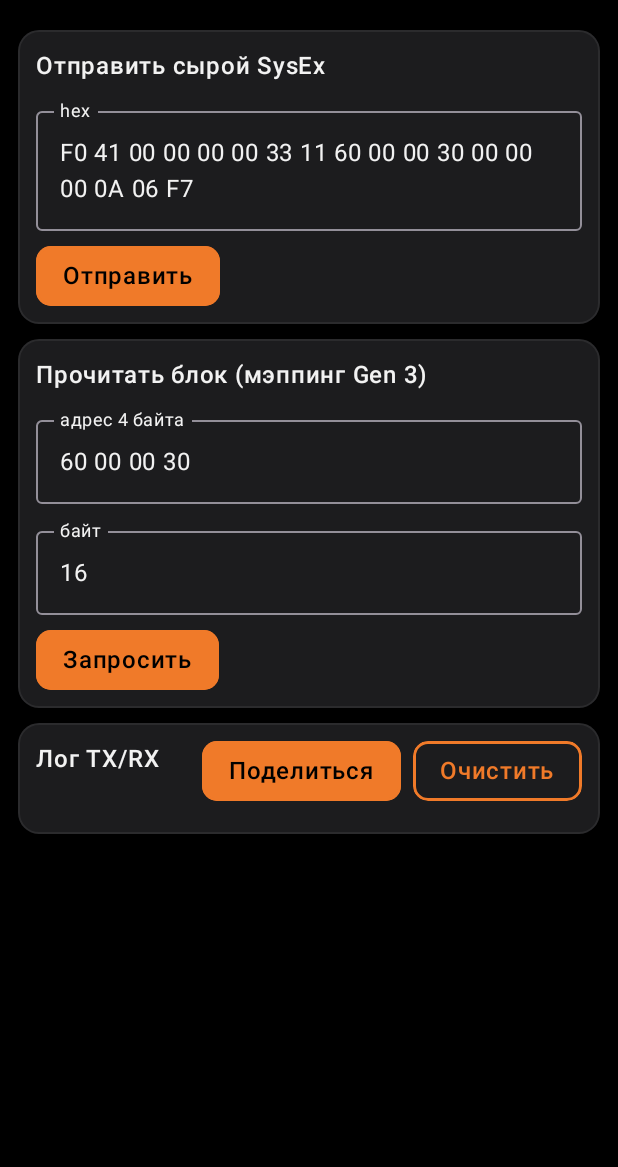
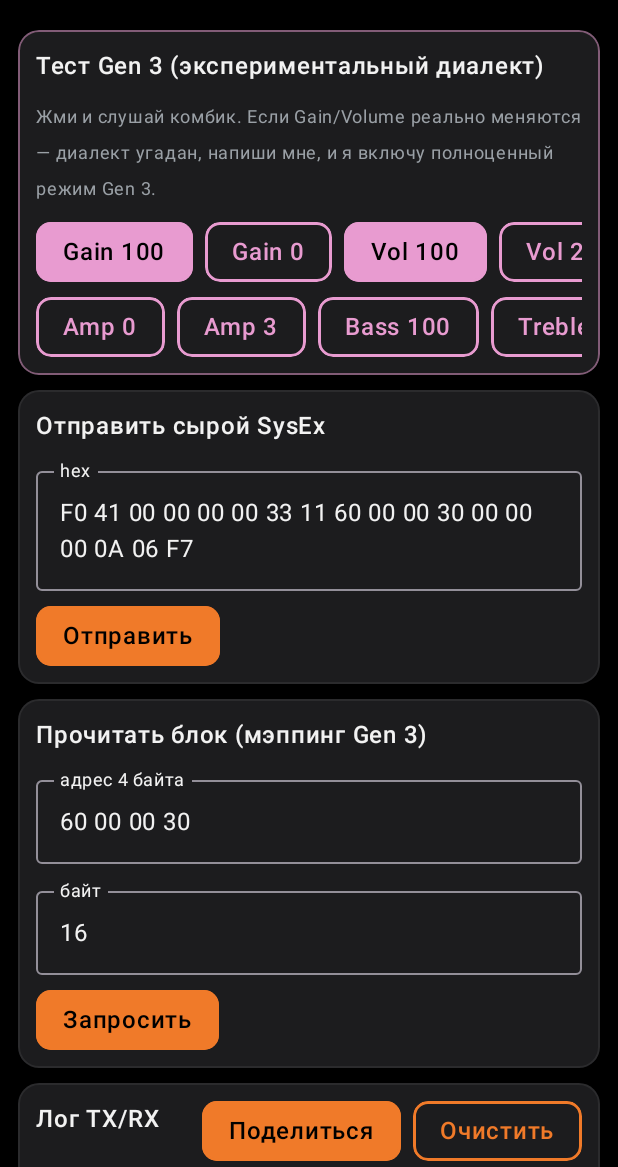
Before and after one commit to VladChaikovskiy/Raznoe, an Android app built with Jetpack Compose: the composable ConsoleScreen shown on its own in the app's theme, on a phone screen of 412 x 824 dp, the part 69-1236 px from its top. Run offline under Robolectric (Android 15) with nearby library versions, the phone set to English and light mode, and no system bars.

Commit message:
Add experimental Gen 3 (Katana:GO-dialect) amp test to the console
Reverse-engineered the new-generation BOSS command structure and amp
parameter ids from Pyrrhu5/boss-katana-go:
F0 41 10 01 05 0D 12 20 00 <knob> <v> <v> <checksum> F7
(knob: gain=00 volume=01 bass=03 middle=04 treble=05 presence=0A amp=0C).

Added a console test panel with Gain/Volume/Amp/EQ buttons that send this
new-gen dialect, so we can verify on real Gen 3 hardware whether it responds
audibly. If it does, this becomes the basis for a full Gen 3 mode.

Co-Authored-By: Claude Opus 4.8 <noreply@anthropic.com>
Claude-Session: https://claude.ai/code/session_01ScybpQCqosd6Q8xNxYTWyu

```diff
--- a/app/src/main/java/com/raznoe/katana/KatanaViewModel.kt
+++ b/app/src/main/java/com/raznoe/katana/KatanaViewModel.kt
@@ -186,6 +186,11 @@ class KatanaViewModel(app: Application) : AndroidViewModel(app) {
 
     fun readCurrentState() {
         controller?.readAll()
+    }
+
+    /** Experimental new-gen (Gen 3 / Katana:GO dialect) amp command from the console. */
+    fun sendNewGenAmp(knob: Int, value: Int) {
+        controller?.sendSysEx(KatanaSysEx.buildNewGenAmpSet(knob, value))
     }
 
     fun sendRawHex(hex: String): String {
--- a/app/src/main/java/com/raznoe/katana/ui/KatanaApp.kt
+++ b/app/src/main/java/com/raznoe/katana/ui/KatanaApp.kt
@@ -416,6 +416,26 @@ private fun ConsoleScreen(vm: KatanaViewModel) {
         verticalArrangement = Arrangement.spacedBy(10.dp),
     ) {
         DeviceTitle()
+        Panel(accent = Nux.Pink) {
+            Text("Тест Gen 3 (экспериментальный диалект)", color = Nux.TextHi, fontWeight = FontWeight.SemiBold)
+            Text(
+                "Жми и слушай комбик. Если Gain/Volume реально меняются — диалект угадан, " +
+                    "напиши мне, и я включу полноценный режим Gen 3.",
+                color = Nux.TextLo, fontSize = 12.sp,
+            )
+            Row(Modifier.horizontalScroll(rememberScrollState()), horizontalArrangement = Arrangement.spacedBy(8.dp)) {
+                Pill("Gain 100", selected = true, accent = Nux.Pink) { vm.sendNewGenAmp(0x00, 100) }
+                Pill("Gain 0", selected = false, accent = Nux.Pink) { vm.sendNewGenAmp(0x00, 0) }
+                Pill("Vol 100", selected = true, accent = Nux.Pink) { vm.sendNewGenAmp(0x01, 100) }
+                Pill("Vol 20", selected = false, accent = Nux.Pink) { vm.sendNewGenAmp(0x01, 20) }
+            }
+            Row(Modifier.horizontalScroll(rememberScrollState()), horizontalArrangement = Arrangement.spacedBy(8.dp)) {
+                Pill("Amp 0", selected = false, accent = Nux.Pink) { vm.sendNewGenAmp(0x0C, 0) }
+                Pill("Amp 3", selected = false, accent = Nux.Pink) { vm.sendNewGenAmp(0x0C, 3) }
+                Pill("Bass 100", selected = false, accent = Nux.Pink) { vm.sendNewGenAmp(0x03, 100) }
+                Pill("Treble 100", selected = false, accent = Nux.Pink) { vm.sendNewGenAmp(0x05, 100) }
+            }
+        }
         Panel {
             Text("Отправить сырой SysEx", color = Nux.TextHi, fontWeight = FontWeight.SemiBold)
             OutlinedTextField(value = hex, onValueChange = { hex = it },
```
Also changed, not shown: app/src/main/java/com/raznoe/katana/protocol/KatanaSysEx.kt (+14 -0 lines).
